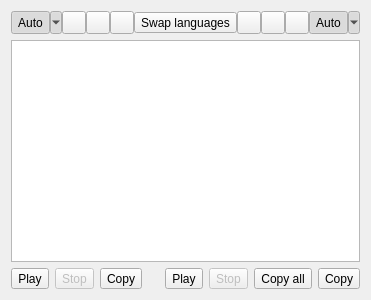
First picture: the form in src/popupwindow.ui, repository crow-translate/crow-translate, before the edit.
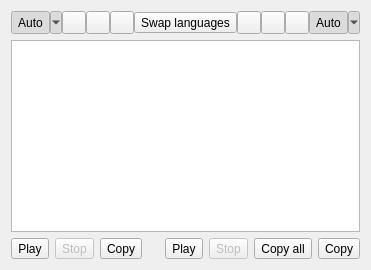
Second picture: the form after the edit. Icons and pictures are not drawn.

Commit message: Add limit for the size of the pop-up window Now the maximum size of the pop-up window depends on the primary display size.

```diff
--- a/src/popupwindow.ui
+++ b/src/popupwindow.ui
@@ -2,14 +2,6 @@
 <ui version="4.0">
  <class>PopupWindow</class>
  <widget class="QWidget" name="PopupWindow">
-  <property name="geometry">
-   <rect>
-    <x>0</x>
-    <y>0</y>
-    <width>350</width>
-    <height>300</height>
-   </rect>
-  </property>
   <property name="windowTitle">
    <string notr="true">Crow Translate</string>
   </property>
```
The commit also changes 3 other files.
